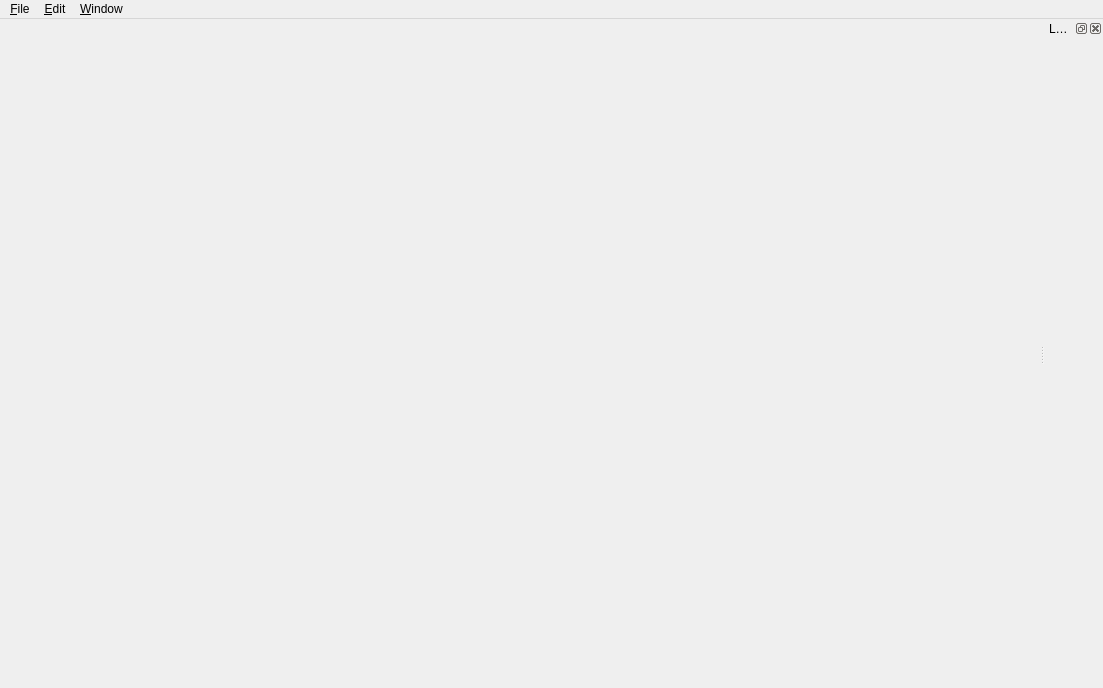
Old version of the form TestApp/MainWindow.ui in the repository examyes/MapGraphics.
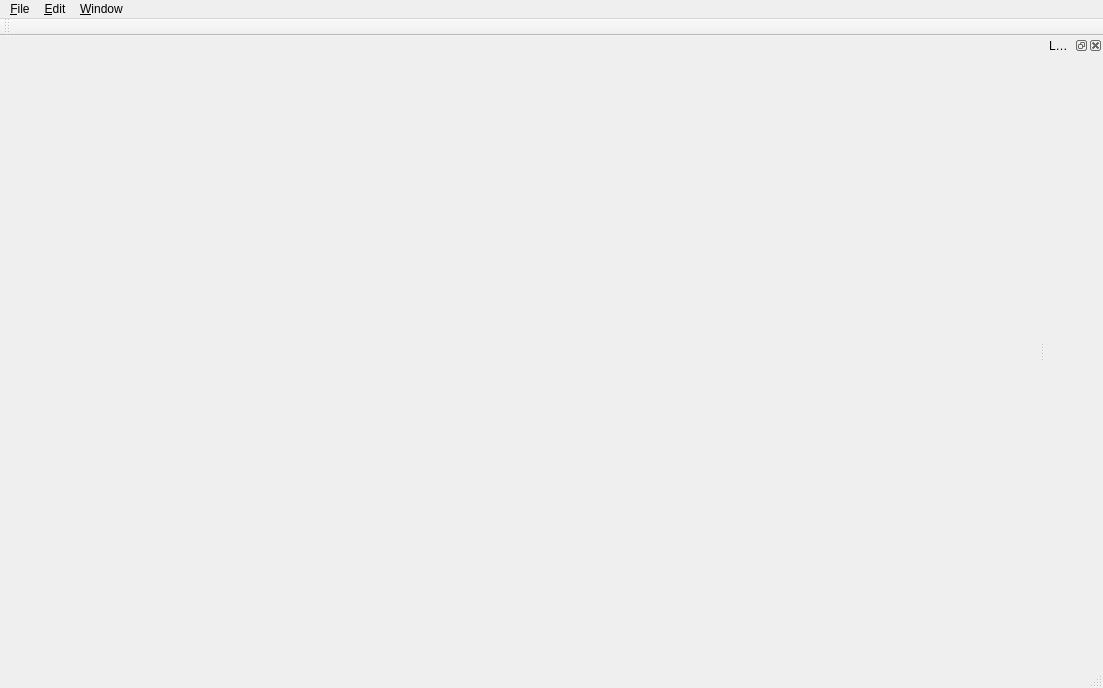
New version of the form.

Patch:
```diff
--- a/TestApp/MainWindow.ui
+++ b/TestApp/MainWindow.ui
@@ -53,6 +53,18 @@
    <addaction name="menu_Edit"/>
    <addaction name="menuWindow"/>
   </widget>
+  <widget class="QStatusBar" name="statusBar"/>
+  <widget class="QToolBar" name="toolBar">
+   <property name="windowTitle">
+    <string>toolBar</string>
+   </property>
+   <attribute name="toolBarArea">
+    <enum>TopToolBarArea</enum>
+   </attribute>
+   <attribute name="toolBarBreak">
+    <bool>false</bool>
+   </attribute>
+  </widget>
   <action name="actionExit">
    <property name="text">
     <string>E&amp;xit</string>
```
Left out of the diff: 6 changed lines with no effect on the pictures.
